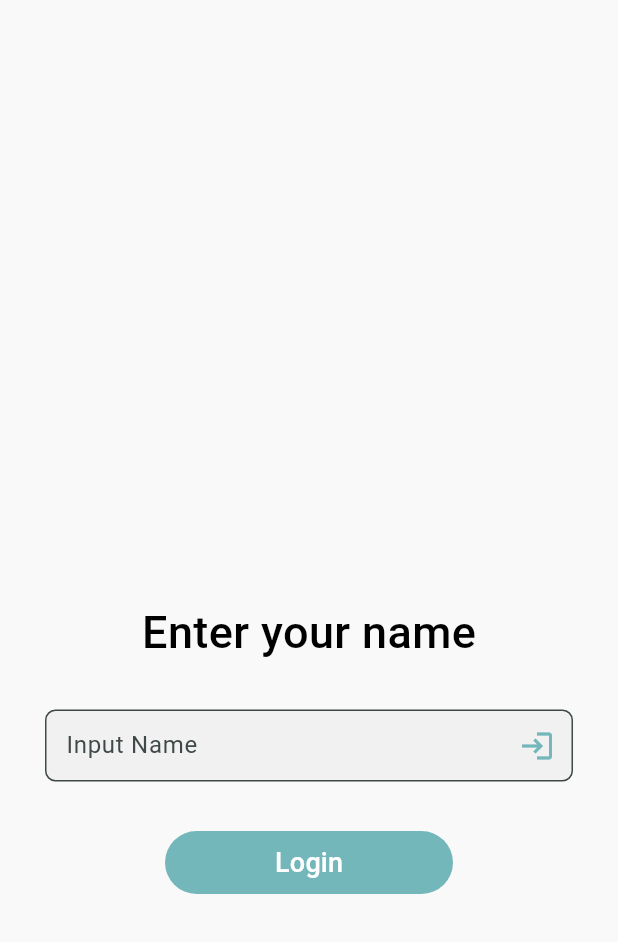
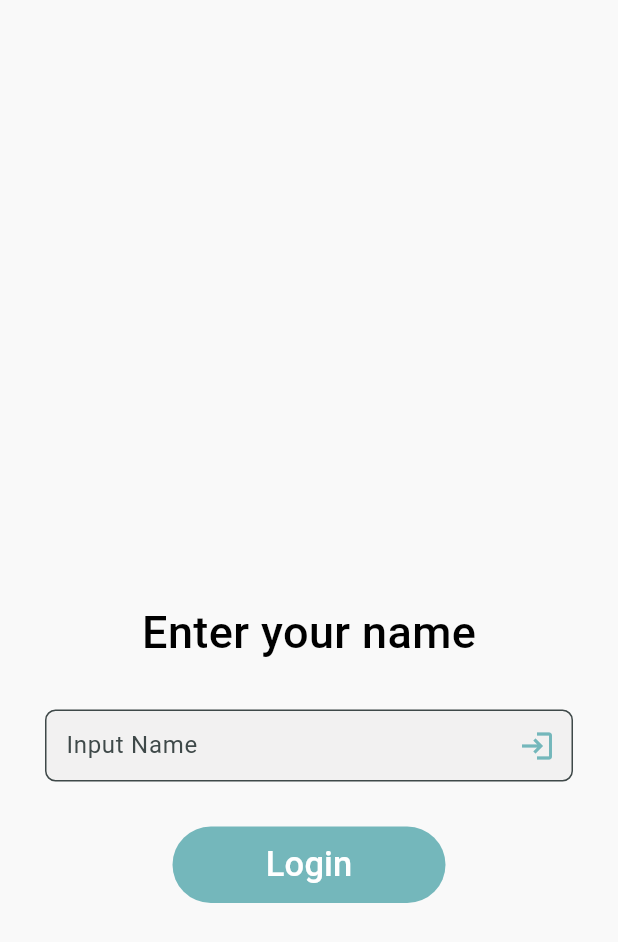
Before and after one commit to wilsone24/My-Best-Self, a Flutter app: the screen it shows after launch, on a phone screen of 412 x 824 dp. Shown: the top 942 px of the screen. Run offline on Flutter 3.47's test engine with Material 3 defaults, Android fonts, the phone set to English and light mode, and no system bars.

Commit message:
Refactor login_page.dart: Adjust padding and button font size in LoginPage

```diff
--- a/lib/ui/pages/login_page.dart
+++ b/lib/ui/pages/login_page.dart
@@ -33,7 +33,7 @@ class LoginPage extends StatelessWidget {
           ),
         ),
         Padding(
-          padding: const EdgeInsetsDirectional.symmetric(horizontal: 110),
+          padding: const EdgeInsetsDirectional.symmetric(horizontal: 115),
           child: SizedBox(
             width: double.infinity,
             child: FilledButton(
@@ -41,10 +41,10 @@ class LoginPage extends StatelessWidget {
                 style: ButtonStyle(
                     backgroundColor: WidgetStateProperty.all(buttonColor)),
                 child: const Padding(
-                  padding: EdgeInsetsDirectional.symmetric(vertical: 8),
+                  padding: EdgeInsetsDirectional.symmetric(vertical: 9),
                   child: Text(
                     'Login',
-                    style: TextStyle(fontSize: 18, fontWeight: FontWeight.w500),
+                    style: TextStyle(fontSize: 23, fontWeight: FontWeight.w500),
                   ),
                 )),
           ),
```
